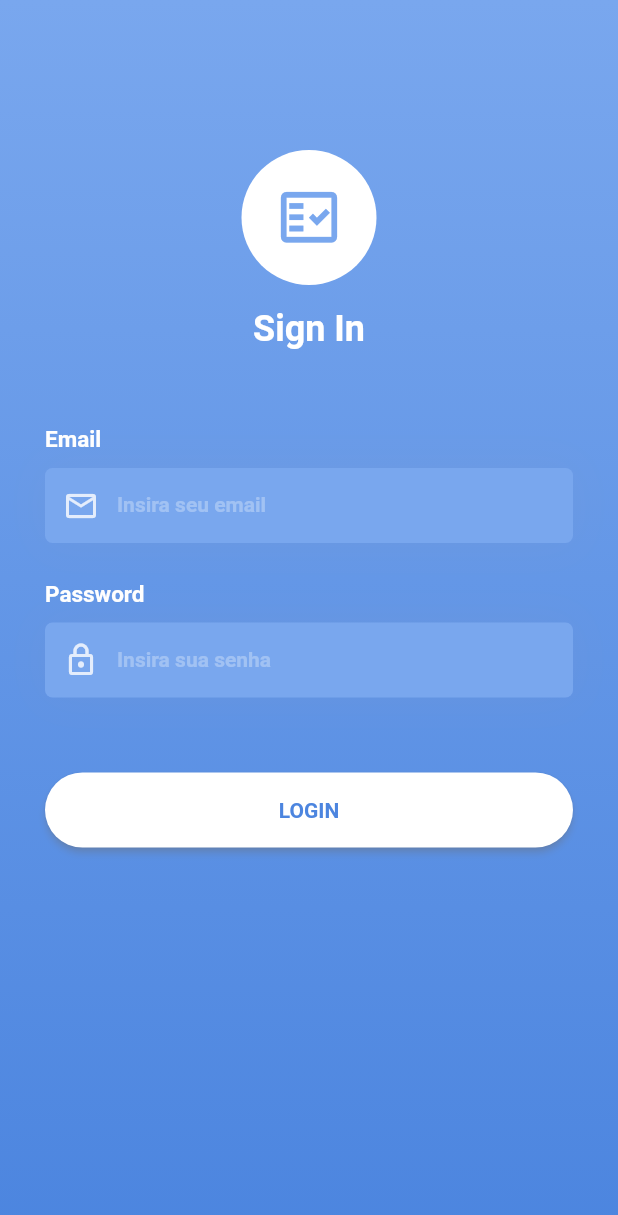
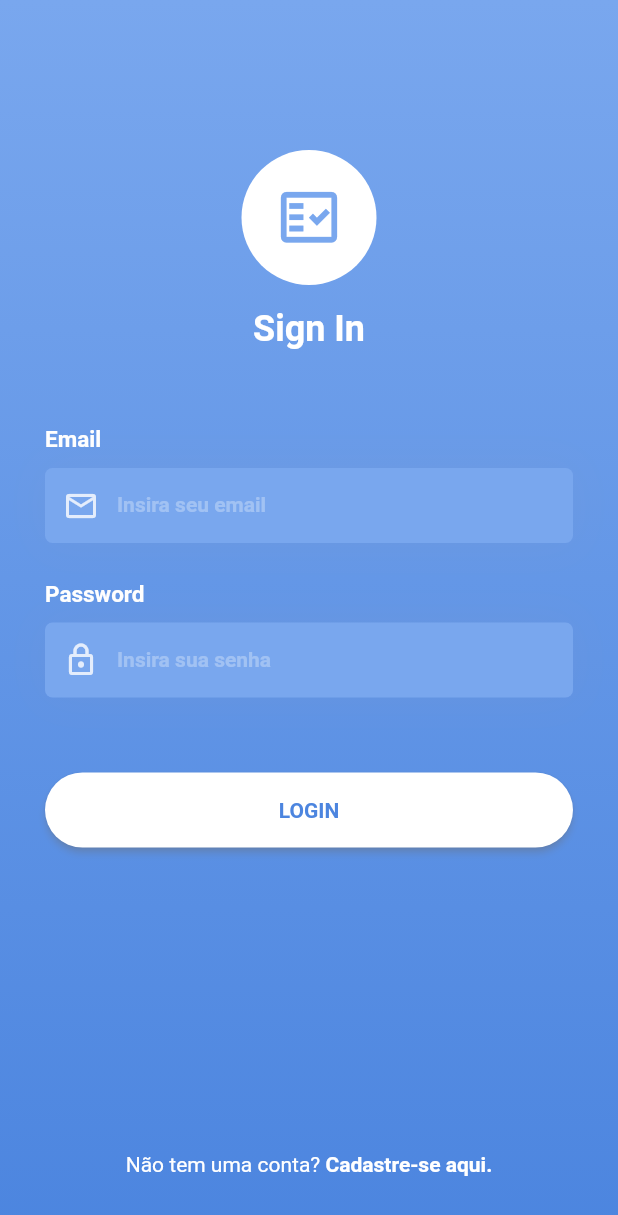
Before and after one commit to gutiago/todo-app, a Flutter app: the screen it shows after launch, on a phone screen of 412 x 824 dp. Shown: the top 1215 px of the screen. Run offline on Flutter 3.47's test engine with Material 2 defaults, Android fonts, the phone set to English and light mode, and no system bars; our stand-ins replace firebase_auth, firebase_core; accounts and stored records are empty.

Commit message:
creating button link dependecy

```diff
--- /dev/null
+++ b/lib/components/button_link.dart
@@ -0,0 +1,48 @@
+import 'package:flutter/gestures.dart';
+import 'package:flutter/material.dart';
+
+class ButtonLink extends StatefulWidget {
+  const ButtonLink({this.text, this.linkText, this.onLinkPressed});
+
+  final String text;
+  final String linkText;
+  final VoidCallback onLinkPressed;
+
+  @override
+  _ButtonLinkState createState() => _ButtonLinkState();
+}
+
+class _ButtonLinkState extends State<ButtonLink> {
+  TapGestureRecognizer gestureRecognizer;
+
+  @override
+  void initState() {
+    super.initState();
+    gestureRecognizer = TapGestureRecognizer()..onTap = widget.onLinkPressed;
+  }
+
+  @override
+  void dispose() {
+    super.dispose();
+    gestureRecognizer.dispose();
+  }
+
+  @override
+  Widget build(BuildContext context) {
+    return RichText(
+      text: TextSpan(
+        style: TextStyle(
+          fontSize: 14.0,
+          color: Colors.white,
+        ),
+        children: <TextSpan>[
+          TextSpan(text: widget.text),
+          TextSpan(
+              text: widget.linkText,
+              style: TextStyle(fontWeight: FontWeight.bold),
+              recognizer: gestureRecognizer),
+        ],
+      ),
+    );
+  }
+}
--- a/lib/components/logo.dart
+++ b/lib/components/logo.dart
@@ -2,7 +2,6 @@ import 'package:flutter/material.dart';
 
 import '../resources/app_colors.dart';
 import '../resources/spacings.dart';
-import '../resources/strings.dart';
 
 class Logo extends StatelessWidget {
   const Logo({this.title});
--- a/lib/presentation/login/login_screen.dart
+++ b/lib/presentation/login/login_screen.dart
@@ -1,6 +1,7 @@
 import 'package:flutter/material.dart';
 import 'package:todo_app/resources/spacings.dart';
 import '../../components/button.dart';
+import '../../components/button_link.dart';
 import '../../components/input_text.dart';
 import '../../components/logo.dart';
 import '../../resources/app_colors.dart';
@@ -62,12 +63,35 @@ class _LoginScreenState extends State<LoginScreen> {
     );
   }
 
+  Widget _bottom(BuildContext context) {
+    return Positioned(
+      bottom: Spacings.x8,
+      child: Container(
+        width: MediaQuery.of(context).size.width,
+        child: Center(
+          child: ButtonLink(
+            text: 'Não tem uma conta? ',
+            linkText: 'Cadastre-se aqui.',
+            onLinkPressed: () {
+              print('pressed');
+            },
+          )
+        ),
+      ),
+    );
+  }
+
   @override
   Widget build(BuildContext context) {
     return Scaffold(
       body: Stack(
         fit: StackFit.expand,
-        children: [_backgroundGradient(), _mainContent(), _logo(context)],
+        children: [
+          _backgroundGradient(),
+          _mainContent(),
+          _logo(context),
+          _bottom(context),
+        ],
       ),
     );
   }
```
Also changed, not shown: 1 other file.
